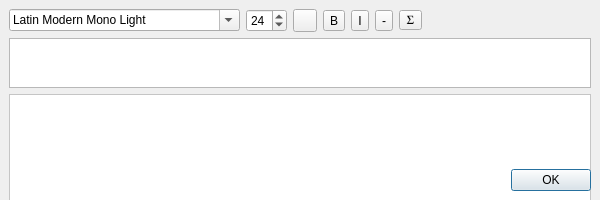
First picture: the form in QatPlotWidgets/src/LabelEditorDialog.ui, repository jfb3615/qat, before the edit.
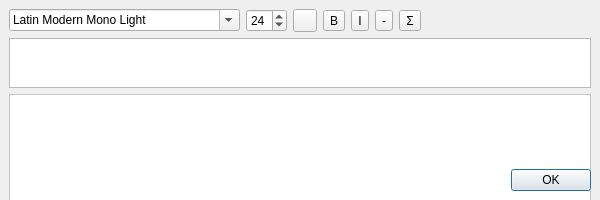
Second picture: the form after the edit.

Commit message: fixup lable editor  dialog properly

The edit to the form file:
```diff
--- a/QatPlotWidgets/src/LabelEditorDialog.ui
+++ b/QatPlotWidgets/src/LabelEditorDialog.ui
@@ -106,17 +106,12 @@
       </widget>
      </item>
      <item>
-      <widget class="QToolButton" name="specialCButton" >
-       <property name="font" >
-        <font>
-         <family>Standard Symbols L</family>
-        </font>
-       </property>
-       <property name="toolTip" >
+      <widget class="QToolButton" name="specialCButton">
+       <property name="toolTip">
         <string>Choose Special Character</string>
        </property>
-       <property name="text" >
-        <string>S</string>
+       <property name="text">
+        <string>Σ</string>
        </property>
       </widget>
      </item>
```
Left out of the diff: 154 changed lines with no effect on the pictures.
